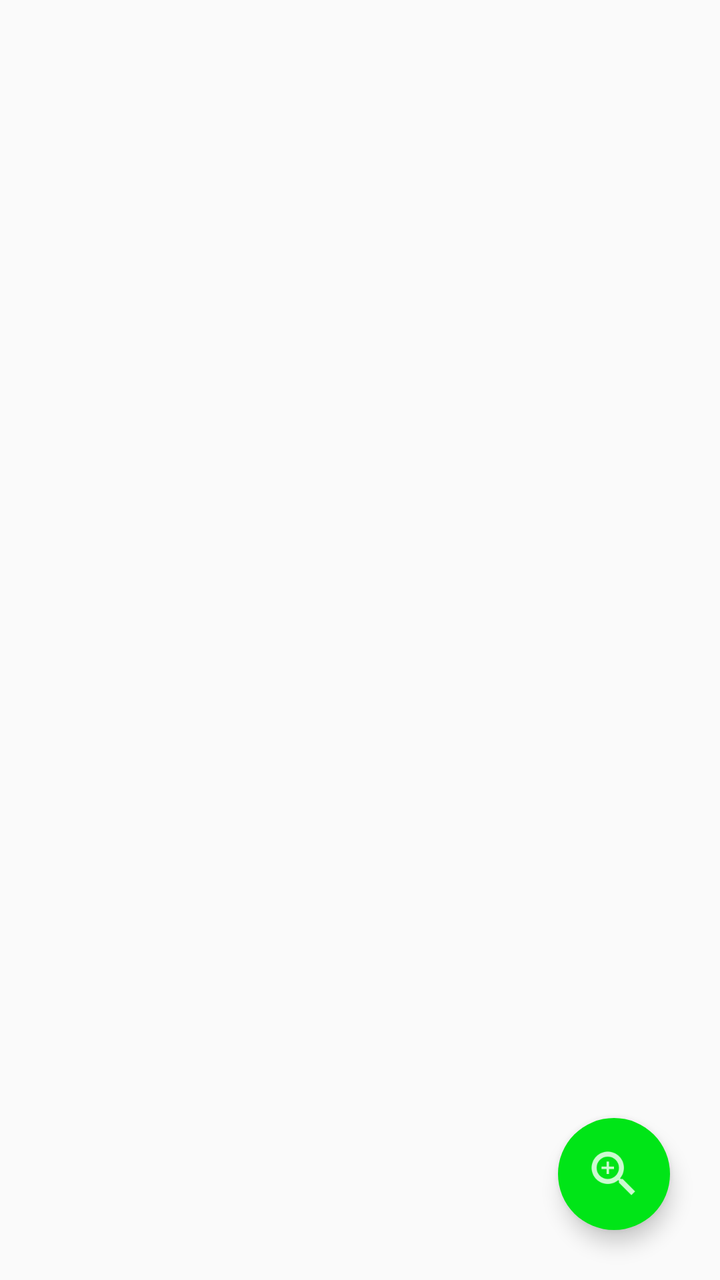
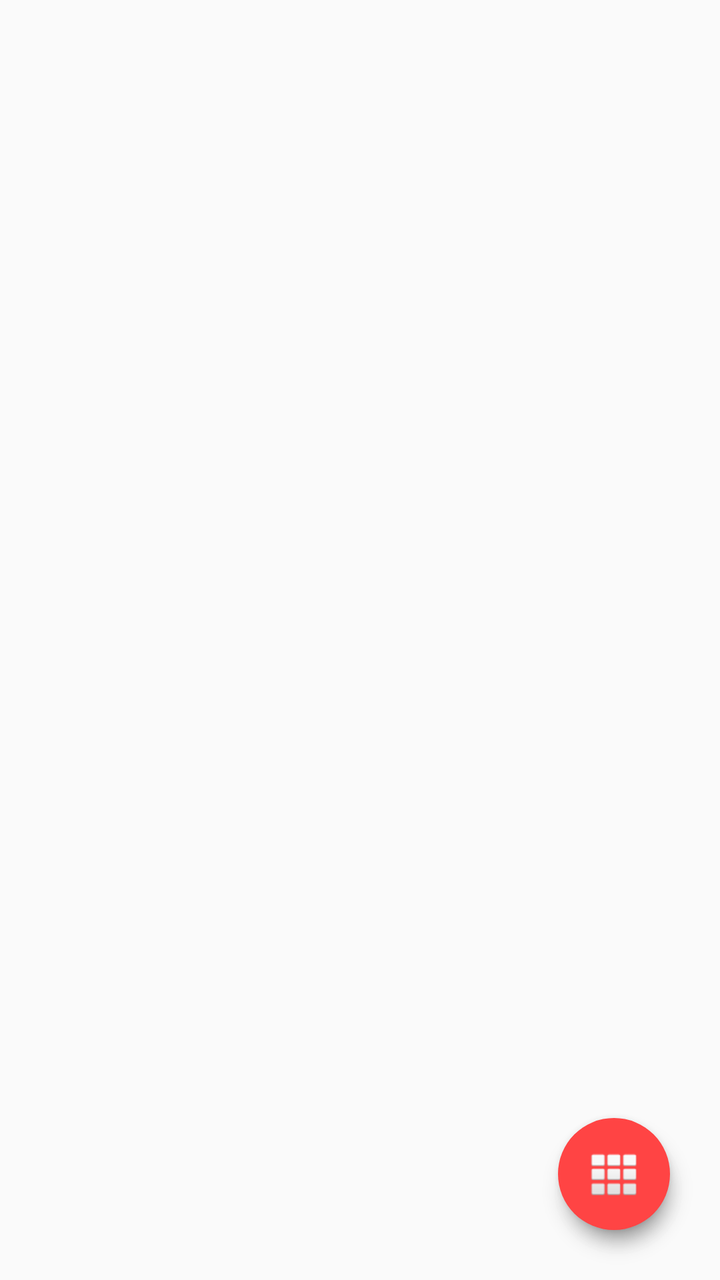

Screens rendered from an Android XML layout before and after an edit, with the pre-edit source and the edit as a unified diff.
<!-- AndroidManifest.xml: application theme Theme.AppCompat.Light.DarkActionBar -->
<!-- res/layout/mostrar_peliculas.xml -->
<android.support.design.widget.CoordinatorLayout xmlns:android="http://schemas.android.com/apk/res/android"
    xmlns:app="http://schemas.android.com/apk/res-auto"
    android:id="@+id/drawer_layout"
    android:layout_width="match_parent"
    android:layout_height="match_parent">
    
    


    <ListView
        android:id="@+id/mainListView"
        android:layout_width="fill_parent"
        android:layout_height="fill_parent"
        app:layout_behavior="@string/appbar_scrolling_view_behavior" />

    <android.support.design.widget.FloatingActionButton
        android:id="@+id/fab"
        android:layout_width="wrap_content"
        android:layout_height="wrap_content"
        android:layout_margin="25dp"
        app:borderWidth="0dp"
        android:layout_gravity="bottom|end"
        android:backgroundTint="#00E517"
        android:src="@drawable/ic_search_add" />
</android.support.design.widget.CoordinatorLayout>
<!-- resources referenced by this layout -->
<resources>
  <!-- drawable ic_search_add: png bitmap (drawable-hdpi, 888 bytes) -->
</resources>

<!-- the commit's change to res/layout/mostrar_peliculas.xml (unified diff, before → after) -->
@@ -14,12 +14,35 @@
         app:layout_behavior="@string/appbar_scrolling_view_behavior" />
 
     <android.support.design.widget.FloatingActionButton
+        android:id="@+id/fabSearch"
+        android:layout_width="@dimen/standard_45"
+        android:layout_height="@dimen/standard_45"
+        android:layout_gravity="bottom|end"
+        android:layout_margin="@dimen/standard_30"
+        app:fabCustomSize="@dimen/standard_45"
+        android:tint="@android:color/white"
+        app:srcCompat="@android:drawable/ic_search_category_default"
+        android:elevation="0dp" />
+
+    <android.support.design.widget.FloatingActionButton
+        android:id="@+id/fabFilter"
+        android:layout_width="@dimen/standard_45"
+        android:layout_height="@dimen/standard_45"
+        android:layout_gravity="bottom|end"
+        android:layout_margin="@dimen/standard_30"
+        app:fabCustomSize="@dimen/standard_45"
+        android:tint="@android:color/white"
+        app:srcCompat="@android:drawable/ic_menu_sort_by_size"
+        android:elevation="0dp" />
+
+    <android.support.design.widget.FloatingActionButton
         android:id="@+id/fab"
         android:layout_width="wrap_content"
         android:layout_height="wrap_content"
         android:layout_margin="25dp"
         app:borderWidth="0dp"
         android:layout_gravity="bottom|end"
-        android:backgroundTint="#00E517"
-        android:src="@drawable/ic_search_add" />
+        android:src="@android:drawable/ic_dialog_dialer"
+        android:backgroundTint="@android:color/holo_red_light"
+        android:elevation="4dp"/>
 </android.support.design.widget.CoordinatorLayout>
<!-- resource entries referenced after the edit -->
@@ -1,5 +1,6 @@
 <!-- resources referenced by this layout -->
 <resources>
-  <!-- drawable ic_search_add: png bitmap (drawable-hdpi, 888 bytes) -->
+  <dimen name="standard_30">30dp</dimen>
+  <dimen name="standard_45">45dp</dimen>
 </resources>
 
